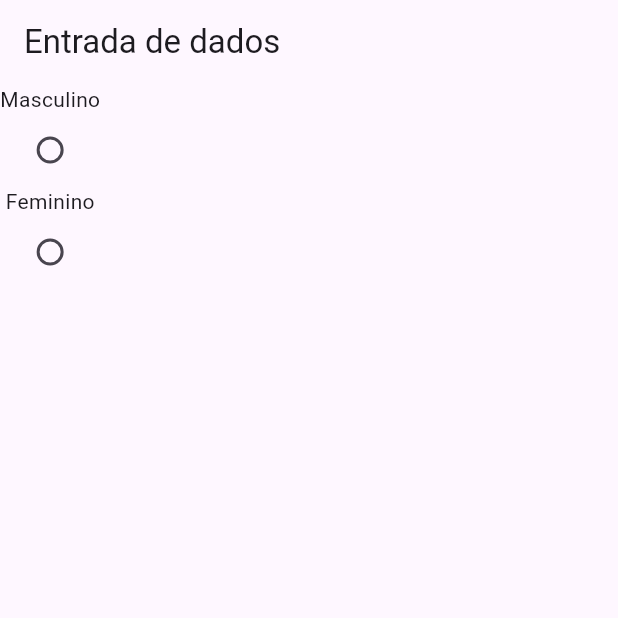
After one commit to yurisantos-y/aplicativos-flutter, a Flutter app: the screen it shows after launch, on a phone screen of 412 x 824 dp, the top half of it. The commit adds this screen. Run offline on Flutter 3.47's test engine with Material 3 defaults, Android fonts, the phone set to English and light mode, and no system bars.

Commit message:
RadioButton em flutter

```diff
--- /dev/null
+++ b/entrada_dados/lib/EntradaRadioButton.dart
@@ -0,0 +1,55 @@
+import 'package:flutter/material.dart';
+
+
+class EntradaRadioButton extends StatefulWidget {
+  const EntradaRadioButton({super.key});
+
+  @override
+  State<EntradaRadioButton> createState() => _EntradaRadioButtonState();
+}
+
+class _EntradaRadioButtonState extends State<EntradaRadioButton> {
+
+  String _escolhaUsuario = "";
+
+  @override
+  Widget build(BuildContext context) {
+    return Scaffold(
+      appBar: AppBar(
+        title: Text("Entrada de dados"),
+      ),
+      body: Container(
+        child: Column(
+          children: <Widget>[
+
+            Text("Masculino"),
+            Radio(
+                value: "m",
+                groupValue: _escolhaUsuario,
+                onChanged: (String? escolha){
+                  if(escolha!= null) {
+                    setState(() {
+                      _escolhaUsuario = escolha;
+                    });
+                    print("resultado: " + escolha);
+                  }
+                }),
+
+            Text("Feminino"),
+            Radio(
+                value: "f",
+                groupValue: _escolhaUsuario,
+                onChanged: (String? escolha) {
+                  if(escolha!= null) {
+                    setState(() {
+                      _escolhaUsuario = escolha;
+                    });
+                    print("resultado: " + escolha);
+                  }
+                })
+          ],
+        ),
+      ),
+    );
+  }
+}
--- a/entrada_dados/lib/main.dart
+++ b/entrada_dados/lib/main.dart
@@ -1,12 +1,14 @@
 import 'package:entrada_dados/CampoTexto.dart';
 import 'package:entrada_dados/EntradaCheckbox.dart';
+import 'package:entrada_dados/EntradaRadioButton.dart';
 import 'package:flutter/material.dart';
 
 void main() {
   runApp(
     MaterialApp(
       //home: CampoTexto(),
-      home: EntradaCheckbox(),
+      //home: EntradaCheckbox(),
+      home: EntradaRadioButton(),
     )
   );
 }
```
